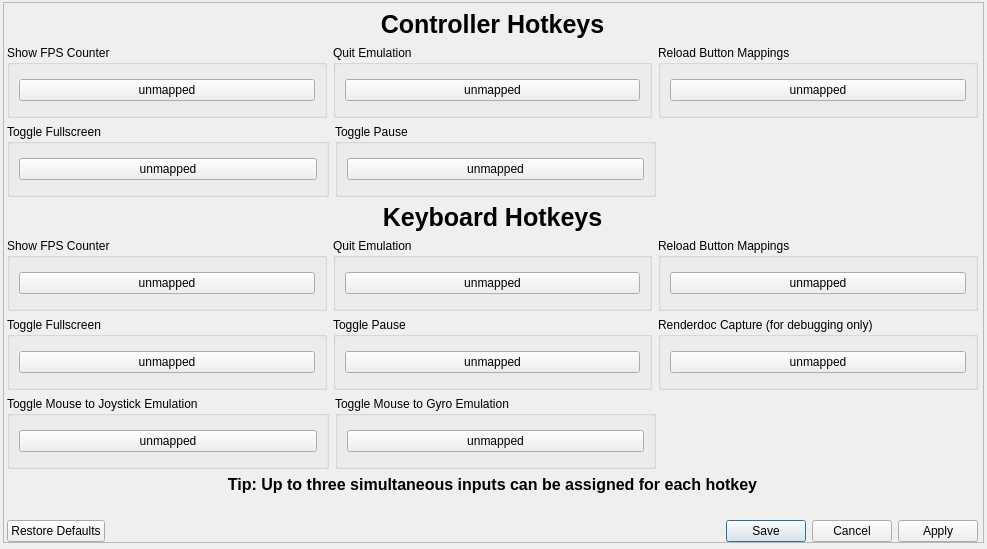
Before: the Qt Designer form src/qt_gui/hotkeys.ui in diegolix29/shadPS4, drawn with Qt 5.
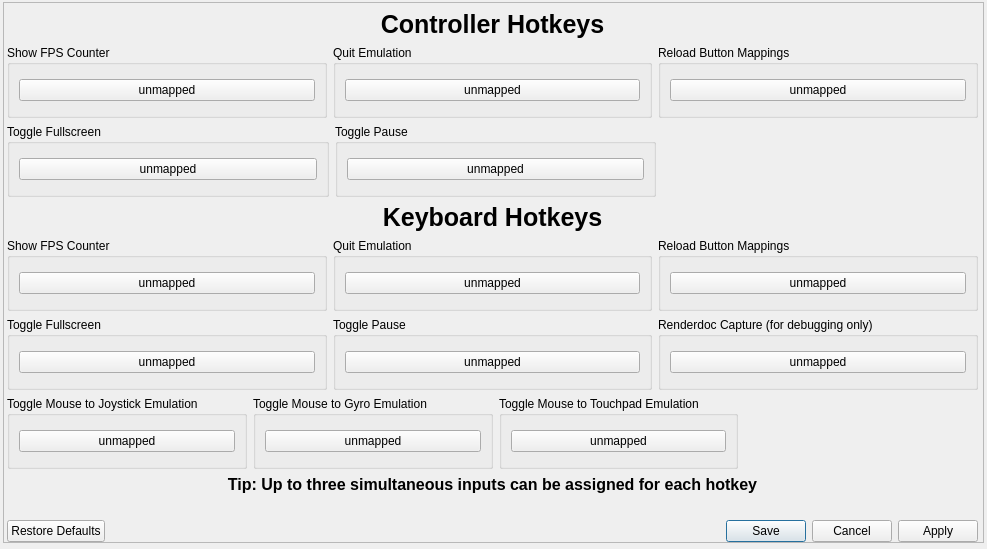
After: the same form once the commit is applied.

```diff
--- a/src/qt_gui/hotkeys.ui
+++ b/src/qt_gui/hotkeys.ui
@@ -446,6 +446,31 @@
           </layout>
          </widget>
         </item>
+        <item>
+         <widget class="QGroupBox" name="mouseTouchpadGroupbox">
+          <property name="sizePolicy">
+           <sizepolicy hsizetype="Expanding" vsizetype="Preferred">
+            <horstretch>0</horstretch>
+            <verstretch>0</verstretch>
+           </sizepolicy>
+          </property>
+          <property name="title">
+           <string>Toggle Mouse to Touchpad Emulation</string>
+          </property>
+          <layout class="QVBoxLayout" name="verticalLayout_14">
+           <item>
+            <widget class="QPushButton" name="mouseTouchpadButton">
+             <property name="focusPolicy">
+              <enum>Qt::FocusPolicy::NoFocus</enum>
+             </property>
+             <property name="text">
+              <string>unmapped</string>
+             </property>
+            </widget>
+           </item>
+          </layout>
+         </widget>
+        </item>
         <item>
          <spacer name="horizontalSpacer_3">
           <property name="orientation">
```
